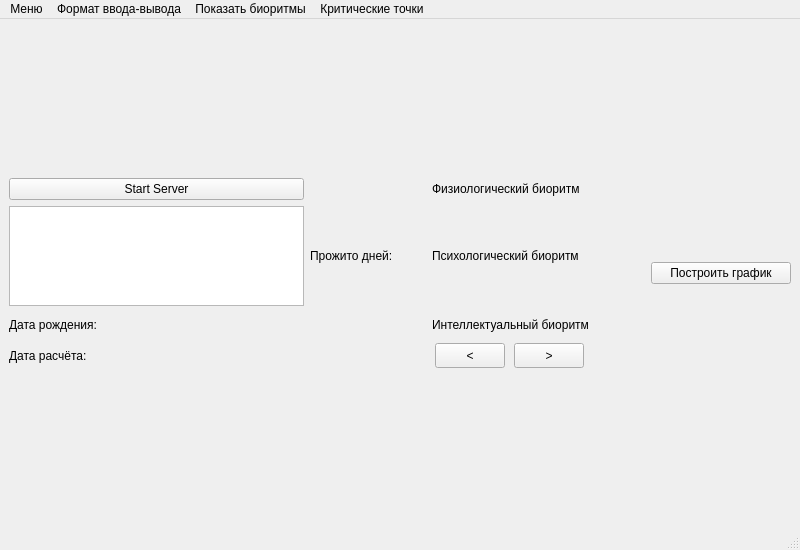
First picture: the form in bio/biorythmes_server/mainwindow.ui, repository Marlon2132/HHCrewgroup, before the edit.
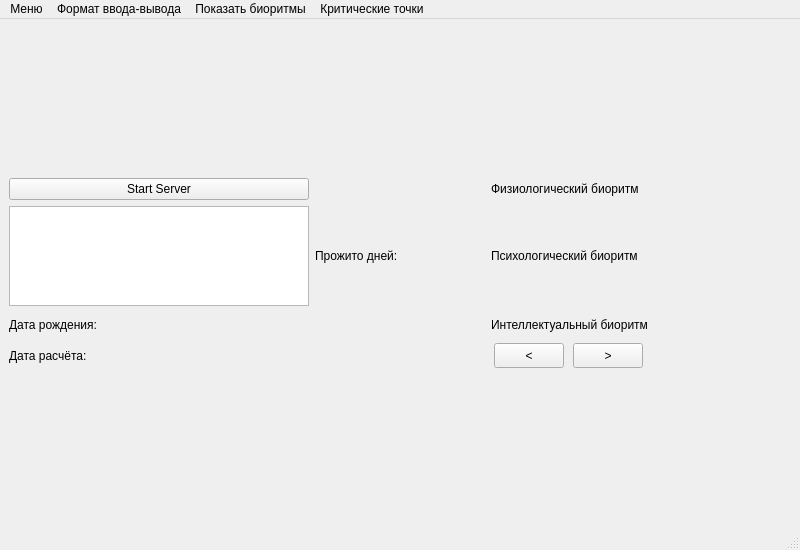
Second picture: the form after the edit.

```diff
--- a/bio/biorythmes_server/mainwindow.ui
+++ b/bio/biorythmes_server/mainwindow.ui
@@ -128,25 +128,6 @@
         </property>
        </widget>
       </item>
-      <item row="0" column="5" rowspan="4">
-       <widget class="QPushButton" name="buildGraphic">
-        <property name="minimumSize">
-         <size>
-          <width>140</width>
-          <height>0</height>
-         </size>
-        </property>
-        <property name="maximumSize">
-         <size>
-          <width>140</width>
-          <height>16777215</height>
-         </size>
-        </property>
-        <property name="text">
-         <string>Построить график</string>
-        </property>
-       </widget>
-      </item>
       <item row="2" column="4">
        <widget class="QLabel" name="intellBiorythm">
         <property name="minimumSize">
```
